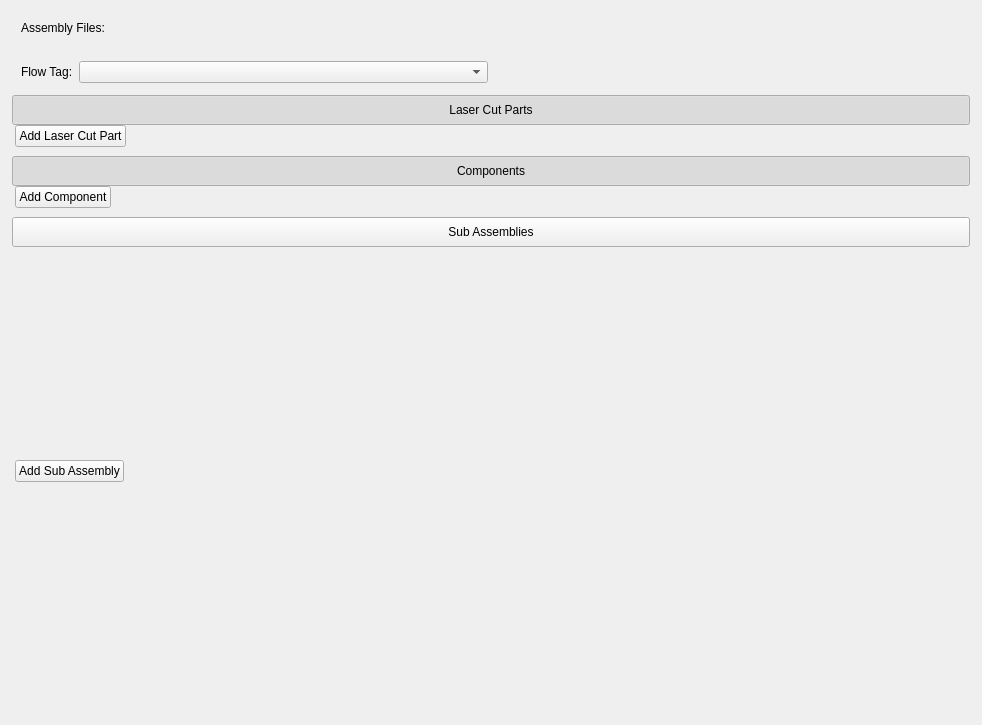
The window that ui/assembly_widget.ui (TheCodingJsoftware/Invigo) describes before a commit, drawn with Qt 5.
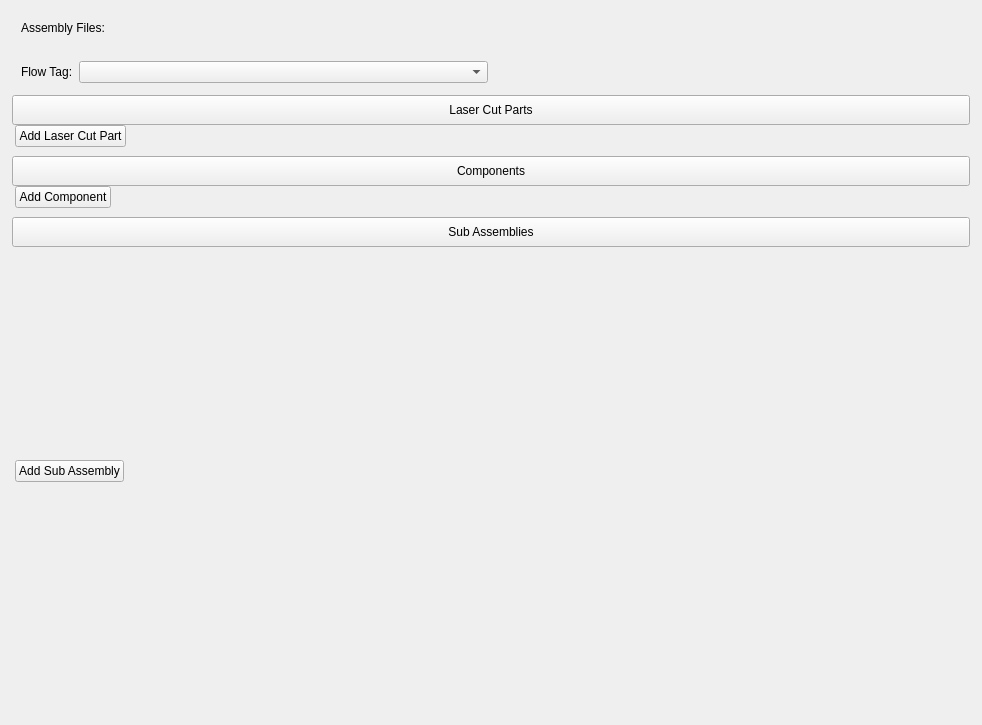
The same window after the commit.

Commit message: close all tool boxes for job widgets

```diff
--- a/ui/assembly_widget.ui
+++ b/ui/assembly_widget.ui
@@ -190,9 +190,6 @@
             <property name="checkable">
              <bool>true</bool>
             </property>
-            <property name="checked">
-             <bool>true</bool>
-            </property>
            </widget>
           </item>
           <item>
@@ -283,9 +280,6 @@
             <property name="checkable">
              <bool>true</bool>
             </property>
-            <property name="checked">
-             <bool>true</bool>
-            </property>
            </widget>
           </item>
           <item>
```
The commit also changes 4 other files.
